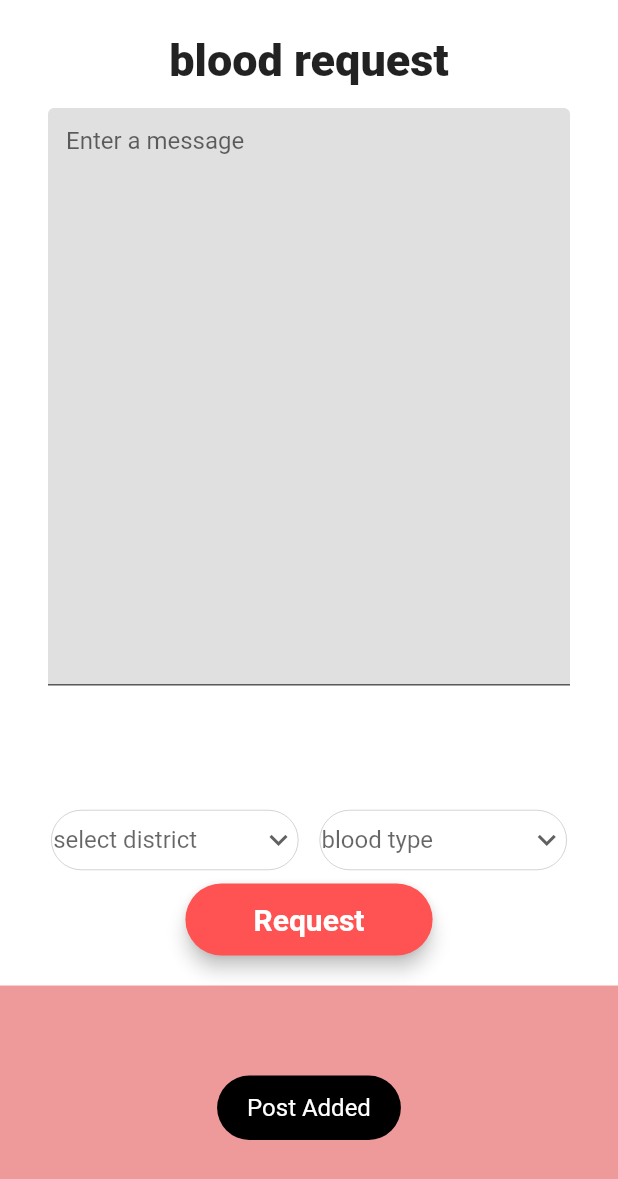
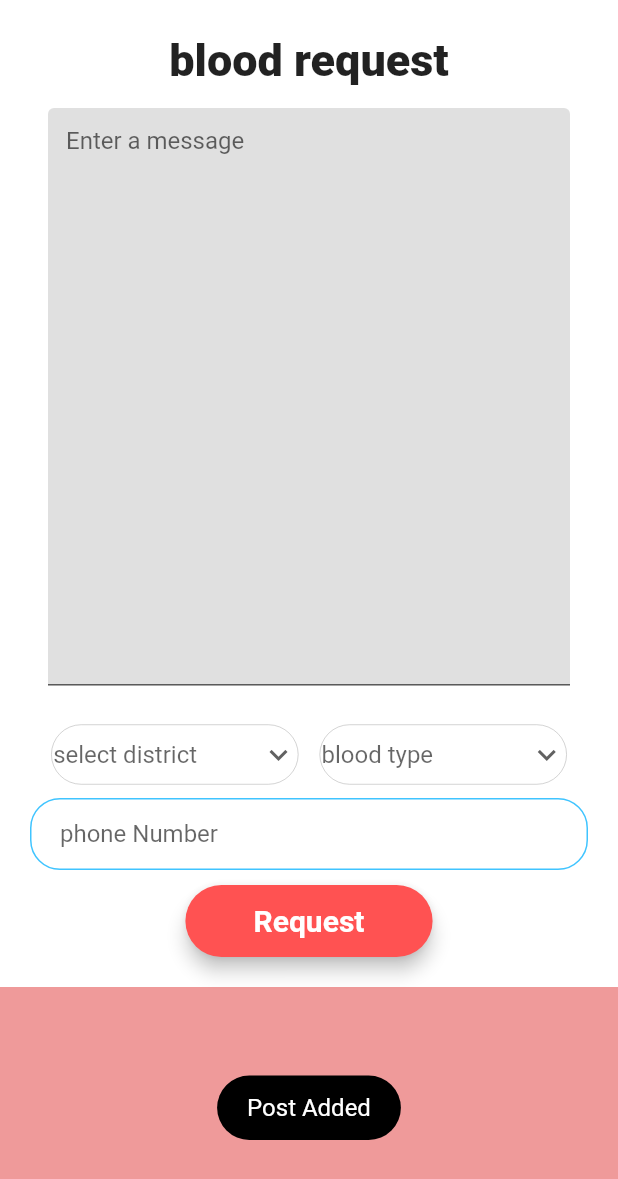
Before and after one commit to AmreetPoudel/bloodDonation, a Flutter app: the PostScreen screen opened directly, after a tap on "Request", on a phone screen of 412 x 824 dp. Shown: the top 1179 px of the screen. Run offline on Flutter 3.47's test engine with Material 2 defaults, Android fonts, the phone set to English and light mode, and no system bars; our stand-ins replace cloud_firestore, firebase_auth, firebase_core, firebase_storage, fluttertoast, font_awesome_flutter and 1 more; accounts and stored records are empty.

Commit message:
phone number is giving problem

```diff
--- a/lib/screen/PostScreen.dart
+++ b/lib/screen/PostScreen.dart
@@ -6,9 +6,6 @@
 import 'package:firebase_auth/firebase_auth.dart';
 import 'package:flutter/material.dart';
 import 'package:fluttertoast/fluttertoast.dart';
-import 'buttonNavigationbar.dart';
-
-import '../model/user_model.dart';
 
 class PostScreen extends StatefulWidget {
   const PostScreen({Key? key}) : super(key: key);
@@ -27,6 +24,7 @@
   final TextEditingController districtEditingController =
       TextEditingController();
   final TextEditingController bloodEditingController = TextEditingController();
+  final TextEditingController phoneEditingController = TextEditingController();
 
   var bloodtype = ['A+', 'A-', 'B+', 'B-', 'O+', 'O-', 'AB+', 'AB-'];
 
@@ -115,6 +113,7 @@
     postEditingController.dispose();
     districtEditingController.dispose();
     bloodEditingController.dispose();
+    phoneEditingController.dispose();
     super.dispose();
   }
 
@@ -122,12 +121,16 @@
     postEditingController.clear();
     districtEditingController.clear();
     bloodEditingController.clear();
+    phoneEditingController
+        .clear(); //this is for clearing the text field after the post is done
   }
 
   String post = "";
+  String phoneNumber = "";
 
   setdata() {
-    String post = postEditingController.text;
+    post = postEditingController.text;
+    phoneNumber = phoneEditingController.text;
   }
 
 //adding post,district and blood group to firebase
@@ -137,13 +140,13 @@
   Future<void> addUser() {
     return data
         .add({
-          'post': postEditingController.text,
+          'post': post,
           'district': requiredDistrict,
           'bloodGroup': requiredBloodGroup,
+          "phoneNo": phoneEditingController.text,
           'uid': user!.uid,
         })
         .then((value) => {
-              print('Added'),
               Fluttertoast.showToast(
                   msg: "Post Added",
                   toastLength: Toast.LENGTH_SHORT,
@@ -204,10 +207,10 @@
                           ),
                         ),
                       ),
-
+//post the message this is text field
                       Container(
                         margin: EdgeInsets.all(12),
-                        height: maxlines * 24.0,
+                        height: maxlines * 21,
                         child: TextField(
                           controller: postEditingController,
                           maxLines: maxlines,
@@ -218,7 +221,6 @@
                           ),
                         ),
                       ),
-                      //one text field to upload blood request
 
                       //two buttons for post and cancel
                       Row(
@@ -270,10 +272,10 @@
                             ),
                             child: DropdownButtonHideUnderline(
                               child: DropdownButton(
-                                hint: Text("blood type"),
+                                hint: const Text("blood type"),
                                 elevation: 0,
                                 value: requiredBloodGroup,
-                                icon: Icon(Icons.keyboard_arrow_down),
+                                icon: const Icon(Icons.keyboard_arrow_down),
                                 items: bloodtype.map((String items) {
                                   return DropdownMenuItem(
                                       value: items, child: Text(items));
@@ -288,18 +290,51 @@
                           ),
                         ],
                       ),
-                      SizedBox(
+                      const SizedBox(
                         height: 9,
                       ),
                       //,one button for upload image
+                      TextField(
+                        controller: phoneEditingController,
+                        decoration: const InputDecoration(
+                          hintText: 'phone Number',
+                          contentPadding: EdgeInsets.symmetric(
+                              vertical: 10.0, horizontal: 20.0),
+                          border: OutlineInputBorder(
+                            borderRadius:
+                                BorderRadius.all(Radius.circular(10.0)),
+                          ),
+                          enabledBorder: OutlineInputBorder(
+                            borderSide: BorderSide(
+                                color: Colors.lightBlueAccent, width: 1.0),
+                            borderRadius:
+                                BorderRadius.all(Radius.circular(20.0)),
+                          ),
+                          focusedBorder: OutlineInputBorder(
+                            borderSide: BorderSide(
+                                color: Colors.lightBlueAccent, width: 2.0),
+                            borderRadius:
+                                BorderRadius.all(Radius.circular(20.0)),
+                          ),
+                        ),
+                      ),
+                      const SizedBox(
+                        height: 10,
+                      ),
+
+                      //input field to take phone number form user
+
                       Material(
                         elevation: 5,
                         borderRadius: BorderRadius.circular(50),
                         color: Colors.redAccent,
                         child: MaterialButton(
                           onPressed: () {
-                            setdata();
-                            addUser();
+                            setState(() {
+                              setdata();
+                              addUser();
+                              clearText();
+                            });
                           },
                           padding: const EdgeInsets.all(10),
                           minWidth: MediaQuery.of(context).size.width * 0.40,
@@ -313,7 +348,7 @@
                             ),
                           ),
                         ),
-                      ),
+                      )
                     ]))),
           ),
         ));
--- a/lib/screen/ProfileScreen.dart
+++ b/lib/screen/ProfileScreen.dart
@@ -101,7 +101,7 @@
                             builder: (context) =>
                                 ImageUpload(userId: loggedInUser.uid!)));
                   },
-                  child: Text("Upload Image"),
+                  child: const Text("Upload Image"),
                 ),
                 ElevatedButton(
                   onPressed: () {
@@ -111,7 +111,7 @@
                             builder: (context) =>
                                 ImageRetrive(userId: loggedInUser.uid!)));
                   },
-                  child: Text("Show Image"),
+                  child: const Text("Show Image"),
                 ),
               ],
             ),
```
Also changed, not shown: lib/screen/allposts.dart (+16 -14 lines).
